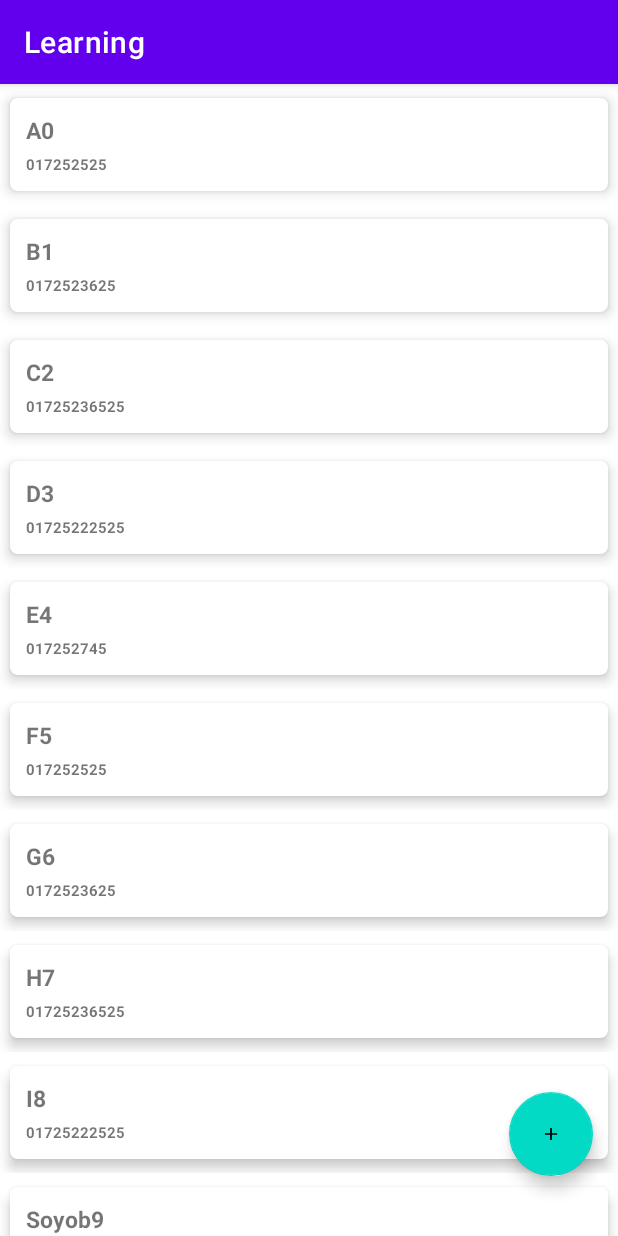
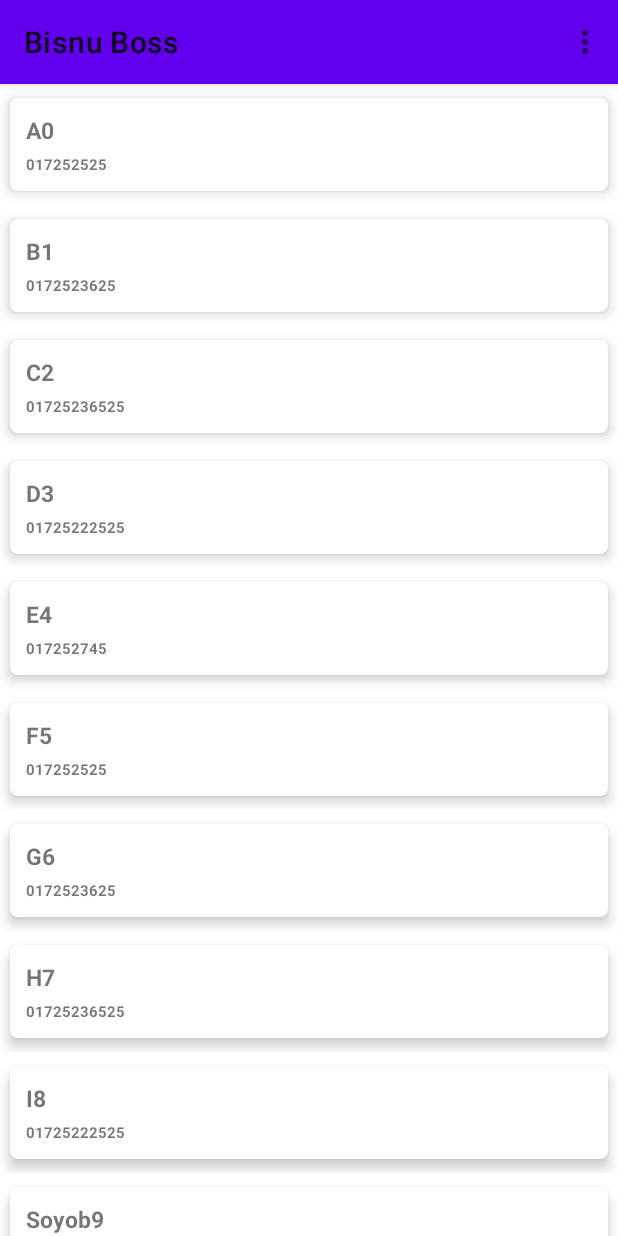
Before and after one commit to bisnukundu/recyclerView_android, an Android app: the screen it shows after launch (MainActivity), on a phone screen of 412 x 824 dp. Run offline under Robolectric (Android 15) with nearby library versions, the phone set to English and light mode, and no system bars.

Commit message:
Add menu option top right corner and add click event

```diff
--- a/app/src/main/java/com/example/learning/MainActivity.java
+++ b/app/src/main/java/com/example/learning/MainActivity.java
@@ -1,6 +1,8 @@
 package com.example.learning;
 
+import androidx.annotation.NonNull;
 import androidx.appcompat.app.AppCompatActivity;
+import androidx.appcompat.widget.Toolbar;
 import androidx.recyclerview.widget.LinearLayoutManager;
 import androidx.recyclerview.widget.RecyclerView;
 
@@ -8,6 +10,9 @@ import android.app.AlertDialog;
 import android.app.Dialog;
 import android.content.Intent;
 import android.os.Bundle;
+import android.view.Menu;
+import android.view.MenuInflater;
+import android.view.MenuItem;
 import android.view.View;
 import android.view.animation.Animation;
 import android.view.animation.AnimationUtils;
@@ -31,10 +36,16 @@ public class MainActivity extends AppCompatActivity {
 RecyclerView myRecycle;
     ArrayList<Data> data = new ArrayList<>();
     CustomAdapter adapter;
+    Toolbar myToolBar;
+
     @Override
     protected void onCreate(Bundle savedInstanceState) {
         super.onCreate(savedInstanceState);
         setContentView(R.layout.activity_main);
+
+        myToolBar = findViewById(R.id.myToolBar);
+        setSupportActionBar(myToolBar);
+        getSupportActionBar().setTitle("Bisnu Boss");
 
         data.add(new Data("A","017252525"));
         data.add(new Data("B","0172523625"));
@@ -85,6 +96,29 @@ RecyclerView myRecycle;
             }
         });
 
+
+
+
+    }
+// Create new menu option
+    @Override
+    public boolean onCreateOptionsMenu(Menu menu) {
+        new MenuInflater(getApplicationContext()).inflate(R.menu.main,menu);
+        return super.onCreateOptionsMenu(menu);
     }
 
+//  Working with menu option button
+    @Override
+    public boolean onOptionsItemSelected(@NonNull MenuItem item) {
+        int itemId = item.getItemId();
+        switch (itemId){
+            case R.id.opt_insert:
+                Toast.makeText(getApplicationContext(),"Insert",Toast.LENGTH_SHORT).show();
+                return true;
+            case R.id.opt_update:
+                Toast.makeText(getApplicationContext(),"Update",Toast.LENGTH_SHORT).show();
+                return true;
+        }
+        return super.onOptionsItemSelected(item);
+    }
 }
--- a/app/src/main/res/layout/activity_main.xml
+++ b/app/src/main/res/layout/activity_main.xml
@@ -1,11 +1,22 @@
 <?xml version="1.0" encoding="utf-8"?>
-<androidx.constraintlayout.widget.ConstraintLayout xmlns:android="http://schemas.android.com/apk/res/android"
+<androidx.appcompat.widget.LinearLayoutCompat xmlns:android="http://schemas.android.com/apk/res/android"
     xmlns:app="http://schemas.android.com/apk/res-auto"
     xmlns:tools="http://schemas.android.com/tools"
     android:layout_width="match_parent"
     android:layout_height="match_parent"
     android:orientation="vertical"
     tools:context=".MainActivity">
+
+<com.google.android.material.appbar.AppBarLayout
+    android:layout_width="match_parent"
+    android:layout_height="wrap_content">
+
+    <androidx.appcompat.widget.Toolbar
+        android:layout_width="match_parent"
+        android:layout_height="wrap_content"
+        android:id="@+id/myToolBar"/>
+
+</com.google.android.material.appbar.AppBarLayout>
 
 
     <androidx.recyclerview.widget.RecyclerView
@@ -29,4 +40,6 @@
        app:layout_constraintStart_toStartOf="parent" />
 
 
-</androidx.constraintlayout.widget.ConstraintLayout>
+
+
+</androidx.appcompat.widget.LinearLayoutCompat>
--- /dev/null
+++ b/app/src/main/res/menu/main.xml
@@ -0,0 +1,16 @@
+<?xml version="1.0" encoding="utf-8"?>
+<menu xmlns:app="http://schemas.android.com/apk/res-auto"
+    xmlns:android="http://schemas.android.com/apk/res/android">
+
+
+    <item
+        android:id="@+id/opt_insert"
+        android:icon="@android:drawable/ic_input_add"
+        android:title="Insert"
+        app:showAsAction="ifRoom" />
+    <item
+        android:id="@+id/opt_update"
+        android:icon="@android:drawable/stat_notify_chat"
+        app:showAsAction="ifRoom"
+        android:title="Update"/>
+</menu>
--- a/app/src/main/res/values/themes.xml
+++ b/app/src/main/res/values/themes.xml
@@ -1,6 +1,6 @@
 <resources xmlns:tools="http://schemas.android.com/tools">
     <!-- Base application theme. -->
-    <style name="Theme.Learning" parent="Theme.MaterialComponents.DayNight.DarkActionBar">
+    <style name="Theme.Learning" parent="Theme.MaterialComponents.DayNight.NoActionBar">
         <!-- Primary brand color. -->
         <item name="colorPrimary">@color/purple_500</item>
         <item name="colorPrimaryVariant">@color/purple_700</item>
--- a/build.gradle
+++ b/build.gradle
@@ -5,7 +5,7 @@ buildscript {
         mavenCentral()
     }
     dependencies {
-        classpath "com.android.tools.build:gradle:7.0.0"
+        classpath 'com.android.tools.build:gradle:7.1.1'
 
         // NOTE: Do not place your application dependencies here; they belong
         // in the individual module build.gradle files
```
Also changed, not shown: gradle/wrapper/gradle-wrapper.properties. Lines whose indentation alone changed are shown as unchanged.
